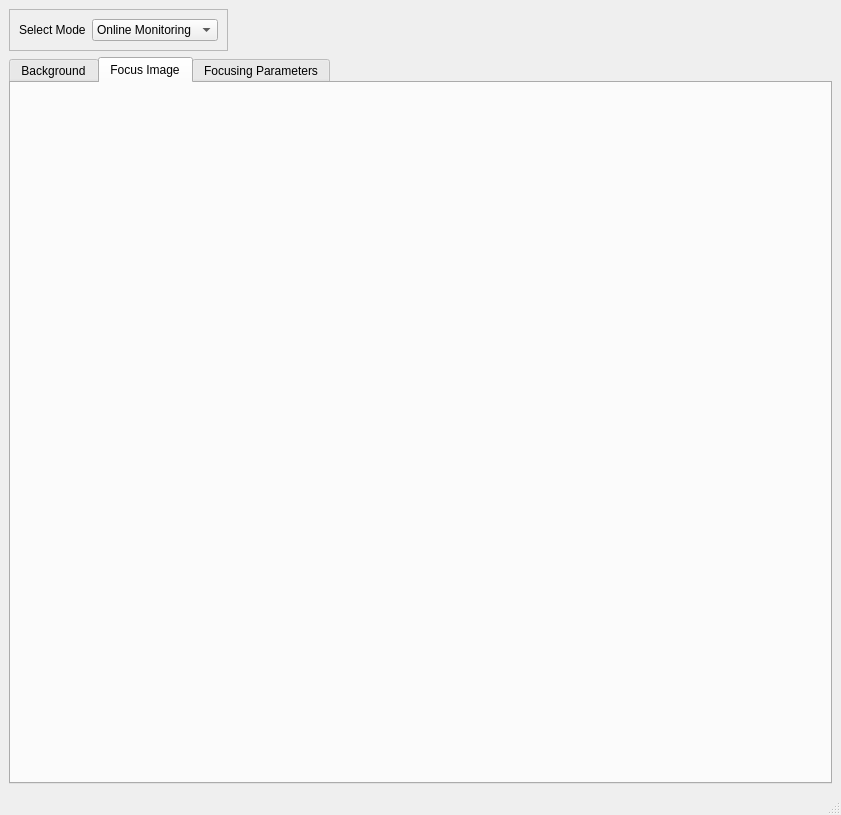
The window that FocusDiagnostics/focusdiagnosticsmainwindow.ui (dungducphan/TauExperimentDataAnalyzer) describes before a commit, drawn with Qt 5.
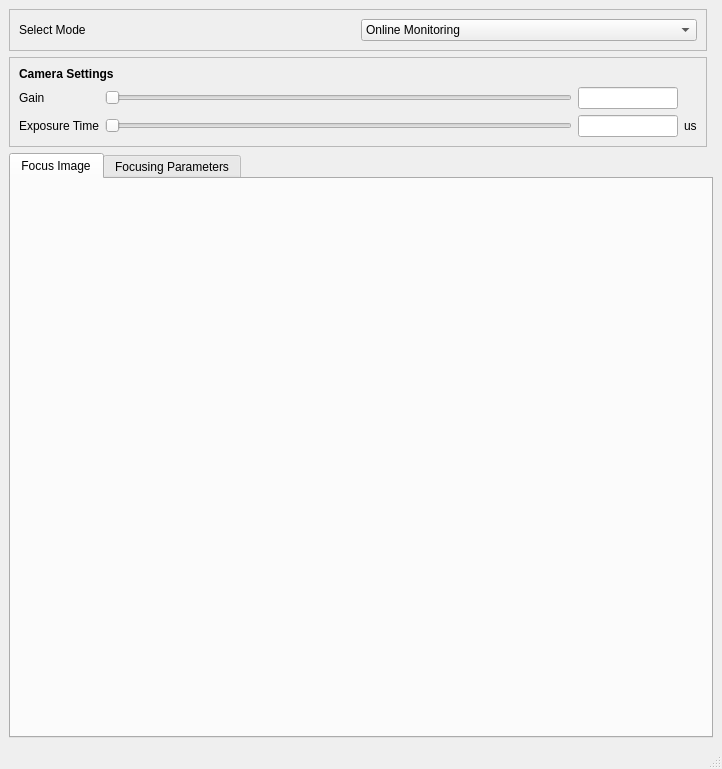
The same window after the commit. The open tabs and pages were chosen to show the change.

What changed in the file:
```diff
--- a/FocusDiagnostics/focusdiagnosticsmainwindow.ui
+++ b/FocusDiagnostics/focusdiagnosticsmainwindow.ui
@@ -6,8 +6,8 @@
    <rect>
     <x>0</x>
     <y>0</y>
-    <width>841</width>
-    <height>815</height>
+    <width>722</width>
+    <height>769</height>
    </rect>
   </property>
   <property name="windowTitle">
@@ -48,29 +48,102 @@
       </layout>
      </widget>
     </item>
-    <item row="0" column="1">
-     <spacer name="horizontalSpacer">
-      <property name="orientation">
-       <enum>Qt::Horizontal</enum>
+    <item row="1" column="0">
+     <widget class="QFrame" name="frame_2">
+      <property name="minimumSize">
+       <size>
+        <width>0</width>
+        <height>0</height>
+       </size>
       </property>
-      <property name="sizeHint" stdset="0">
+      <property name="baseSize">
        <size>
-        <width>512</width>
-        <height>20</height>
+        <width>0</width>
+        <height>0</height>
        </size>
       </property>
-     </spacer>
+      <property name="frameShape">
+       <enum>QFrame::StyledPanel</enum>
+      </property>
+      <property name="frameShadow">
+       <enum>QFrame::Raised</enum>
+      </property>
+      <layout class="QGridLayout" name="gridLayout_2">
+       <item row="1" column="0">
+        <widget class="QLabel" name="label_2">
+         <property name="text">
+          <string>Gain</string>
+         </property>
+        </widget>
+       </item>
+       <item row="2" column="0">
+        <widget class="QLabel" name="label_3">
+         <property name="text">
+          <string>Exposure Time</string>
+         </property>
+        </widget>
+       </item>
+       <item row="0" column="0" colspan="3">
+        <widget class="QLabel" name="label">
+         <property name="font">
+          <font>
+           <bold>true</bold>
+          </font>
+         </property>
+         <property name="text">
+          <string>Camera Settings</string>
+         </property>
+        </widget>
+       </item>
+       <item row="1" column="2" colspan="2">
+        <widget class="QLineEdit" name="lineEdit">
+         <property name="maximumSize">
+          <size>
+           <width>100</width>
+           <height>16777215</height>
+          </size>
+         </property>
+        </widget>
+       </item>
+       <item row="2" column="2" colspan="2">
+        <widget class="QLineEdit" name="lineEdit_2">
+         <property name="maximumSize">
+          <size>
+           <width>100</width>
+           <height>16777215</height>
+          </size>
+         </property>
+        </widget>
+       </item>
+       <item row="2" column="1">
+        <widget class="QSlider" name="horizontalSlider_2">
+         <property name="orientation">
+          <enum>Qt::Horizontal</enum>
+         </property>
+        </widget>
+       </item>
+       <item row="2" column="4">
+        <widget class="QLabel" name="label_4">
+         <property name="text">
+          <string>us</string>
+         </property>
+        </widget>
+       </item>
+       <item row="1" column="1">
+        <widget class="QSlider" name="horizontalSlider">
+         <property name="orientation">
+          <enum>Qt::Horizontal</enum>
+         </property>
+        </widget>
+       </item>
+      </layout>
+     </widget>
     </item>
-    <item row="1" column="0" colspan="2">
+    <item row="2" column="0" colspan="2">
      <widget class="QTabWidget" name="tabWidget">
       <property name="currentIndex">
        <number>2</number>
       </property>
-      <widget class="QWidget" name="Tab_BKGD">
-       <attribute name="title">
-        <string>Background</string>
-       </attribute>
-      </widget>
       <widget class="QWidget" name="Tab_SIGNAL">
        <attribute name="title">
         <string>Focus Image</string>
```
Left out of the diff: 7 changed lines with no effect on the pictures.
